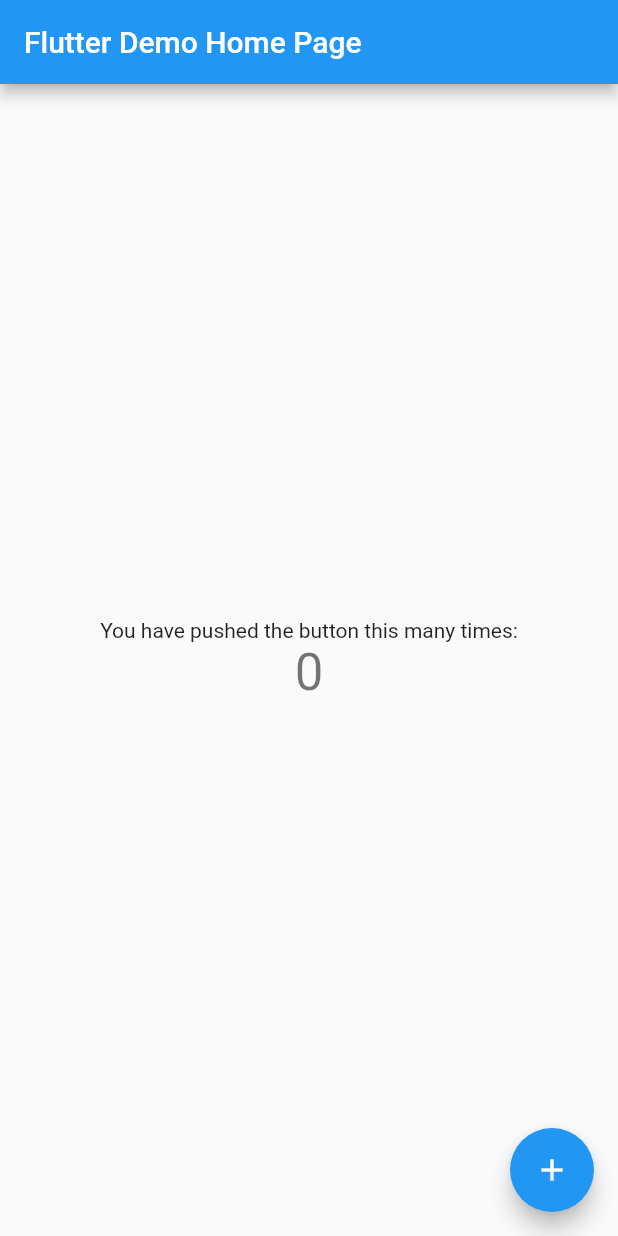
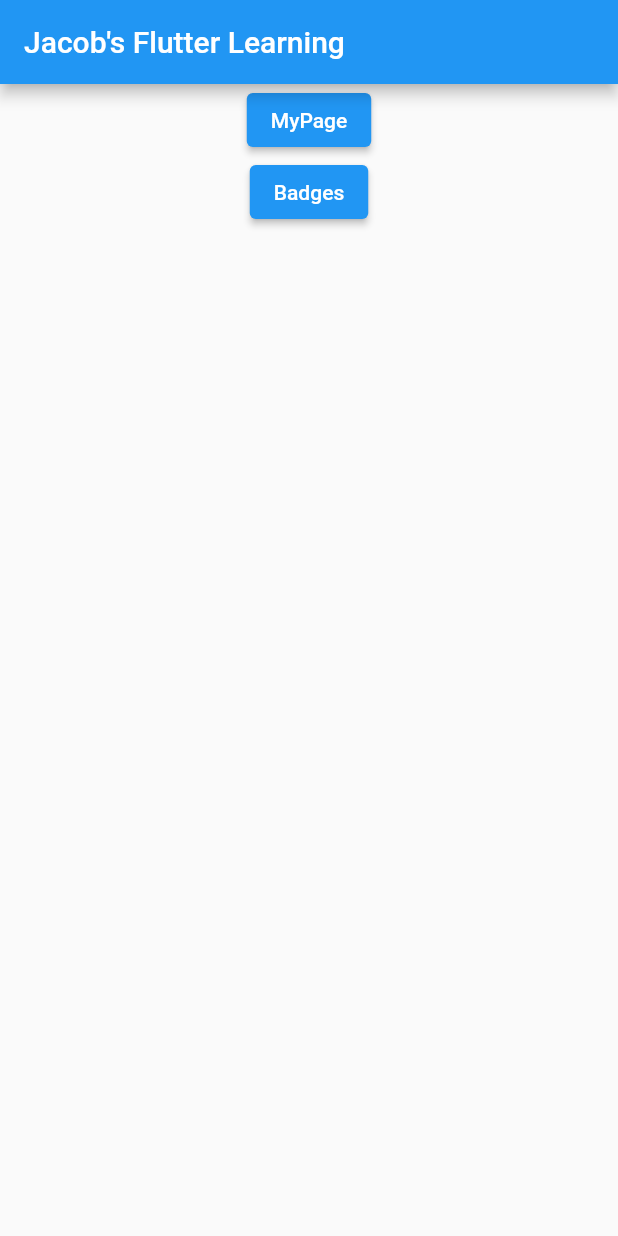
Before and after one commit to ssorrychoi/flutter_widget_of_the_week, a Flutter app: the screen it shows after launch, on a phone screen of 412 x 824 dp. Run offline on Flutter 3.47's test engine with Material 2 defaults, Android fonts, the phone set to English and light mode, and no system bars; our stand-ins replace badges, get.

Commit message:
add badge package
- add Basic badge package

```diff
--- a/lib/main.dart
+++ b/lib/main.dart
@@ -1,4 +1,6 @@
 import 'package:flutter/material.dart';
+import 'package:flutter_widget_of_the_week/main_screeen.dart';
+import 'package:get/get_navigation/get_navigation.dart';
 
 void main() {
   runApp(const MyApp());
@@ -10,97 +12,12 @@
   // This widget is the root of your application.
   @override
   Widget build(BuildContext context) {
-    return MaterialApp(
+    return GetMaterialApp(
       title: 'Flutter Demo',
       theme: ThemeData(
         primarySwatch: Colors.blue,
       ),
-      home: const MyHomePage(title: 'Flutter Demo Home Page'),
+      home: const MainScreen(),
     );
   }
 }
-
-class MyHomePage extends StatefulWidget {
-  const MyHomePage({Key? key, required this.title}) : super(key: key);
-
-  // This widget is the home page of your application. It is stateful, meaning
-  // that it has a State object (defined below) that contains fields that affect
-  // how it looks.
-
-  // This class is the configuration for the state. It holds the values (in this
-  // case the title) provided by the parent (in this case the App widget) and
-  // used by the build method of the State. Fields in a Widget subclass are
-  // always marked "final".
-
-  final String title;
-
-  @override
-  State<MyHomePage> createState() => _MyHomePageState();
-}
-
-class _MyHomePageState extends State<MyHomePage> {
-  int _counter = 0;
-
-  void _incrementCounter() {
-    setState(() {
-      // This call to setState tells the Flutter framework that something has
-      // changed in this State, which causes it to rerun the build method below
-      // so that the display can reflect the updated values. If we changed
-      // _counter without calling setState(), then the build method would not be
-      // called again, and so nothing would appear to happen.
-      _counter++;
-    });
-  }
-
-  @override
-  Widget build(BuildContext context) {
-    // This method is rerun every time setState is called, for instance as done
-    // by the _incrementCounter method above.
-    //
-    // The Flutter framework has been optimized to make rerunning build methods
-    // fast, so that you can just rebuild anything that needs updating rather
-    // than having to individually change instances of widgets.
-    return Scaffold(
-      appBar: AppBar(
-        // Here we take the value from the MyHomePage object that was created by
-        // the App.build method, and use it to set our appbar title.
-        title: Text(widget.title),
-      ),
-      body: Center(
-        // Center is a layout widget. It takes a single child and positions it
-        // in the middle of the parent.
-        child: Column(
-          // Column is also a layout widget. It takes a list of children and
-          // arranges them vertically. By default, it sizes itself to fit its
-          // children horizontally, and tries to be as tall as its parent.
-          //
-          // Invoke "debug painting" (press "p" in the console, choose the
-          // "Toggle Debug Paint" action from the Flutter Inspector in Android
-          // Studio, or the "Toggle Debug Paint" command in Visual Studio Code)
-          // to see the wireframe for each widget.
-          //
-          // Column has various properties to control how it sizes itself and
-          // how it positions its children. Here we use mainAxisAlignment to
-          // center the children vertically; the main axis here is the vertical
-          // axis because Columns are vertical (the cross axis would be
-          // horizontal).
-          mainAxisAlignment: MainAxisAlignment.center,
-          children: <Widget>[
-            const Text(
-              'You have pushed the button this many times:',
-            ),
-            Text(
-              '$_counter',
-              style: Theme.of(context).textTheme.headline4,
-            ),
-          ],
-        ),
-      ),
-      floatingActionButton: FloatingActionButton(
-        onPressed: _incrementCounter,
-        tooltip: 'Increment',
-        child: const Icon(Icons.add),
-      ), // This trailing comma makes auto-formatting nicer for build methods.
-    );
-  }
-}
--- /dev/null
+++ b/lib/main_screeen.dart
@@ -0,0 +1,39 @@
+import 'package:flutter/material.dart';
+import 'package:flutter_widget_of_the_week/badges/badges_screen.dart';
+import 'package:flutter_widget_of_the_week/home/my_home_page.dart';
+import 'package:get/get.dart';
+
+class MainScreen extends StatefulWidget {
+  const MainScreen({Key? key}) : super(key: key);
+
+  @override
+  State<MainScreen> createState() => _MainScreenState();
+}
+
+class _MainScreenState extends State<MainScreen> {
+  @override
+  Widget build(BuildContext context) {
+    return Scaffold(
+      appBar: AppBar(
+        title: const Text("Jacob's Flutter Learning"),
+      ),
+      body: SingleChildScrollView(
+        child: Center(
+          child: Column(
+            mainAxisAlignment: MainAxisAlignment.center,
+            children: [
+              ElevatedButton(
+                onPressed: () => Get.to(const MyHomePage(title: 'My Home Page')),
+                child: const Text('MyPage'),
+              ),
+              ElevatedButton(
+                onPressed: () => Get.to(const BadgesScreen()),
+                child: const Text('Badges'),
+              )
+            ],
+          ),
+        ),
+      ),
+    );
+  }
+}
--- a/pubspec.yaml
+++ b/pubspec.yaml
@@ -34,6 +34,8 @@
   # The following adds the Cupertino Icons font to your application.
   # Use with the CupertinoIcons class for iOS style icons.
   cupertino_icons: ^1.0.2
+  get: ^4.6.1
+  badges: ^2.0.2
 
 dev_dependencies:
   flutter_test:
```
Also changed, not shown: lib/badges/badges_screen.dart (added, +45 -0 lines), lib/badges/badges_view_model.dart (added, +11 -0 lines), lib/home/my_home_page.dart (added, +86 -0 lines), pubspec.lock, 2 other files.
